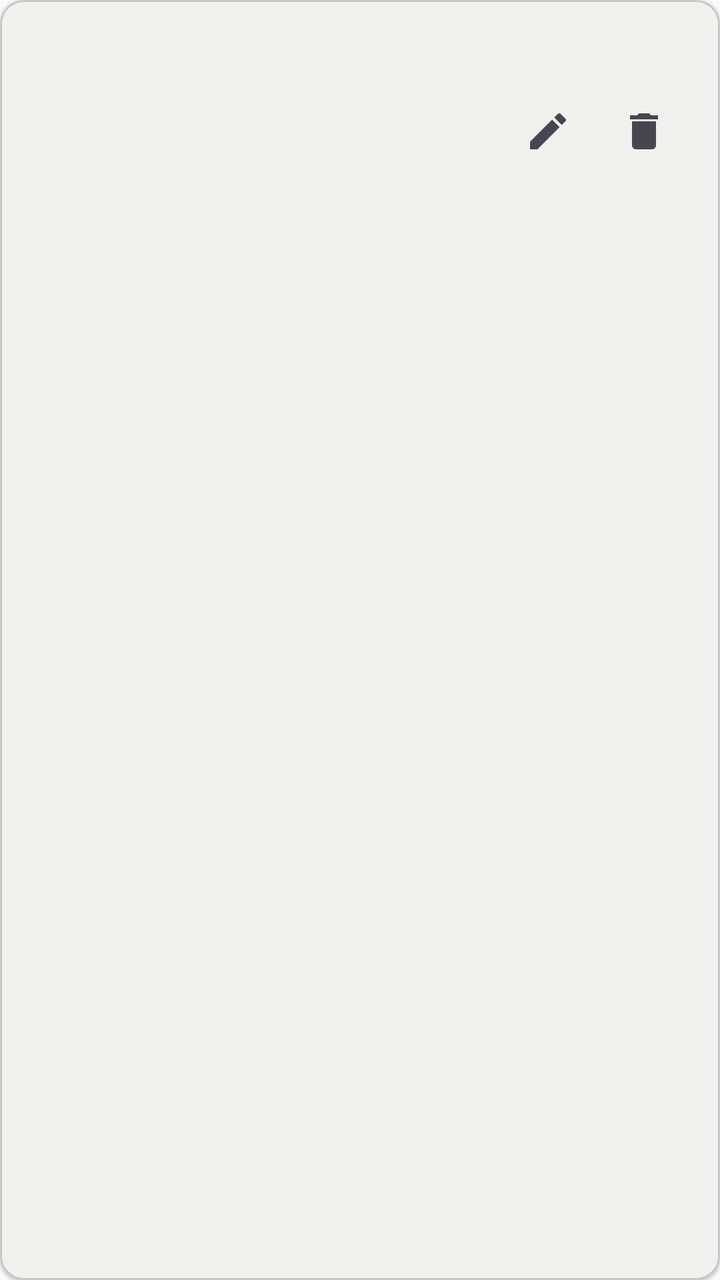
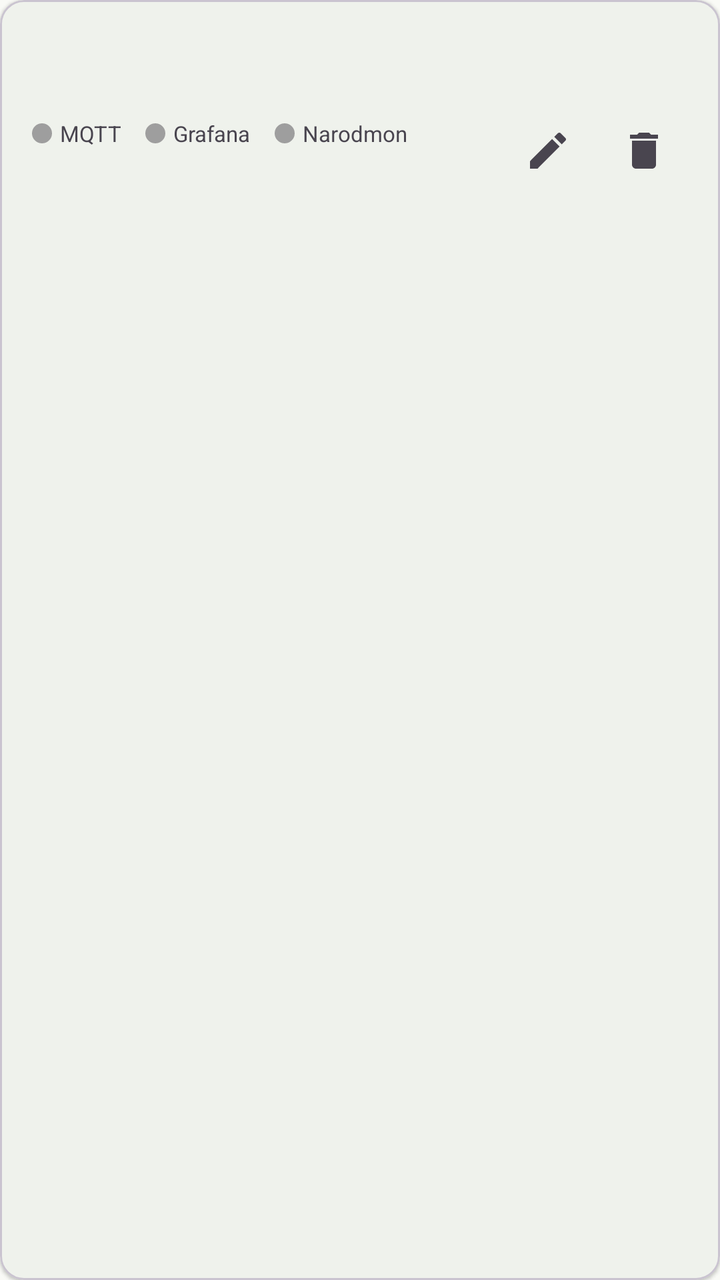

Before-and-after screenshots of an Android layout around one commit, followed by the original layout XML and the change that was made.
<!-- AndroidManifest.xml: application theme Theme.MQTTPanel -->
<!-- res/layout/item_connection.xml -->
<?xml version="1.0" encoding="utf-8"?>
<com.google.android.material.card.MaterialCardView xmlns:android="http://schemas.android.com/apk/res/android"
    xmlns:app="http://schemas.android.com/apk/res-auto"
    android:layout_width="match_parent"
    android:layout_height="wrap_content"
    android:layout_marginBottom="8dp"
    android:clickable="true"
    android:foreground="?attr/selectableItemBackground"
    app:cardElevation="1dp"
    app:cardCornerRadius="12dp">

    <LinearLayout
        android:layout_width="match_parent"
        android:layout_height="wrap_content"
        android:orientation="horizontal"
        android:padding="16dp"
        android:gravity="center_vertical">

        <LinearLayout
            android:layout_width="0dp"
            android:layout_height="wrap_content"
            android:layout_weight="1"
            android:orientation="vertical">

            <TextView
                android:id="@+id/tv_name"
                android:layout_width="match_parent"
                android:layout_height="wrap_content"
                android:textSize="17sp"
                android:textStyle="bold" />

            <TextView
                android:id="@+id/tv_type"
                android:layout_width="wrap_content"
                android:layout_height="wrap_content"
                android:layout_marginTop="1dp"
                android:textAllCaps="true"
                android:textSize="11sp"
                android:textStyle="bold"
                android:textColor="?attr/colorPrimary" />

            <TextView
                android:id="@+id/tv_host"
                android:layout_width="match_parent"
                android:layout_height="wrap_content"
                android:layout_marginTop="2dp"
                android:textSize="14sp"
                android:textColor="?android:attr/textColorSecondary" />

            <TextView
                android:id="@+id/tv_panels"
                android:layout_width="match_parent"
                android:layout_height="wrap_content"
                android:layout_marginTop="2dp"
                android:textSize="13sp"
                android:textColor="?attr/colorPrimary" />

            <TextView
                android:id="@+id/tv_gh_status"
                android:layout_width="match_parent"
                android:layout_height="wrap_content"
                android:layout_marginTop="2dp"
                android:textSize="12sp"
                android:textColor="?android:attr/textColorSecondary"
                android:visibility="gone" />

            <LinearLayout
                android:layout_width="wrap_content"
                android:layout_height="wrap_content"
                android:layout_marginTop="4dp"
                android:orientation="horizontal">

                <TextView
                    android:id="@+id/tv_ssl"
                    android:layout_width="wrap_content"
                    android:layout_height="wrap_content"
                    android:layout_marginEnd="8dp"
                    android:textSize="12sp" />

                <TextView
                    android:id="@+id/tv_ws"
                    android:layout_width="wrap_content"
                    android:layout_height="wrap_content"
                    android:layout_marginEnd="8dp"
                    android:textSize="12sp" />

            </LinearLayout>

        </LinearLayout>

        <ImageButton
            android:id="@+id/btn_edit"
            android:layout_width="44dp"
            android:layout_height="44dp"
            android:src="@drawable/ic_edit"
            android:contentDescription="@string/edit_connection"
            android:background="?attr/selectableItemBackgroundBorderless" />

        <ImageButton
            android:id="@+id/btn_delete"
            android:layout_width="44dp"
            android:layout_height="44dp"
            android:layout_marginStart="4dp"
            android:src="@drawable/ic_delete"
            android:contentDescription="@string/delete_connection"
            android:background="?attr/selectableItemBackgroundBorderless" />

    </LinearLayout>

</com.google.android.material.card.MaterialCardView>
<!-- resources referenced by this layout -->
<resources>
  <!-- drawable ic_delete (drawable) -->
  <?xml version="1.0" encoding="utf-8"?>
  <vector xmlns:android="http://schemas.android.com/apk/res/android"
      android:width="24dp"
      android:height="24dp"
      android:viewportWidth="24"
      android:viewportHeight="24"
      android:tint="?attr/colorControlNormal">
      <path
          android:fillColor="#FF000000"
          android:pathData="M6,19c0,1.1 0.9,2 2,2h8c1.1,0 2,-0.9 2,-2V7H6v12zM19,4h-3.5l-1,-1h-5l-1,1H5v2h14V4z" />
  </vector>
  <!-- drawable ic_edit (drawable) -->
  <?xml version="1.0" encoding="utf-8"?>
  <vector xmlns:android="http://schemas.android.com/apk/res/android"
      android:width="24dp"
      android:height="24dp"
      android:viewportWidth="24"
      android:viewportHeight="24"
      android:tint="?attr/colorControlNormal">
      <path
          android:fillColor="#FF000000"
          android:pathData="M3,17.25V21h3.75L17.81,9.94l-3.75,-3.75L3,17.25zM20.71,7.04c0.39,-0.39 0.39,-1.02 0,-1.41l-2.34,-2.34c-0.39,-0.39 -1.02,-0.39 -1.41,0l-1.83,1.83 3.75,3.75 1.83,-1.83z" />
  </vector>
  <string name="delete_connection">Удалить</string>
  <string name="edit_connection">Редактировать</string>
  <style name="Theme.MQTTPanel" parent="Theme.Material3.Light.NoActionBar">
          <item name="colorPrimary">@color/md_theme_primary</item>
          <item name="colorOnPrimary">@color/md_theme_onPrimary</item>
          <item name="colorPrimaryContainer">@color/md_theme_primaryContainer</item>
          <item name="colorSecondary">@color/md_theme_secondary</item>
          <item name="colorOnSecondary">@color/md_theme_onSecondary</item>
          <item name="colorSecondaryContainer">@color/md_theme_secondaryContainer</item>
          <item name="android:colorBackground">@color/md_theme_surface</item>
          <item name="colorSurface">@color/md_theme_surface</item>
          <item name="colorOnSurface">@color/md_theme_onSurface</item>
          <item name="colorError">@color/md_theme_error</item>
          <item name="android:statusBarColor">?attr/colorPrimaryContainer</item>
      </style>
  <color name="md_theme_primary">#386A36</color>
  <color name="md_theme_onPrimary">#FFFFFF</color>
  <color name="md_theme_primaryContainer">#B9F3B2</color>
  <color name="md_theme_secondary">#54634F</color>
  <color name="md_theme_onSecondary">#FFFFFF</color>
  <color name="md_theme_secondaryContainer">#D7E8CF</color>
  <color name="md_theme_surface">#F9FAF6</color>
  <color name="md_theme_onSurface">#191C1A</color>
  <color name="md_theme_error">#BA1A1A</color>
</resources>

<!-- the commit's change to res/layout/item_connection.xml (unified diff, before → after) -->
@@ -38,6 +38,84 @@
                 android:textSize="11sp"
                 android:textStyle="bold"
                 android:textColor="?attr/colorPrimary" />
+
+            
+            <LinearLayout
+                android:id="@+id/led_row"
+                android:layout_width="wrap_content"
+                android:layout_height="wrap_content"
+                android:layout_marginTop="5dp"
+                android:orientation="horizontal"
+                android:gravity="center_vertical">
+
+                <LinearLayout
+                    android:id="@+id/led_box_mqtt"
+                    android:layout_width="wrap_content"
+                    android:layout_height="wrap_content"
+                    android:layout_marginEnd="12dp"
+                    android:orientation="horizontal"
+                    android:gravity="center_vertical">
+
+                    <View
+                        android:id="@+id/led_mqtt"
+                        android:layout_width="10dp"
+                        android:layout_height="10dp"
+                        android:background="@drawable/led_dot" />
+
+                    <TextView
+                        android:layout_width="wrap_content"
+                        android:layout_height="wrap_content"
+                        android:layout_marginStart="4dp"
+                        android:text="@string/led_mqtt"
+                        android:textSize="11sp"
+                        android:textColor="?android:attr/textColorSecondary" />
+                </LinearLayout>
+
+                <LinearLayout
+                    android:id="@+id/led_box_grafana"
+                    android:layout_width="wrap_content"
+                    android:layout_height="wrap_content"
+                    android:layout_marginEnd="12dp"
+                    android:orientation="horizontal"
+                    android:gravity="center_vertical">
+
+                    <View
+                        android:id="@+id/led_grafana"
+                        android:layout_width="10dp"
+                        android:layout_height="10dp"
+                        android:background="@drawable/led_dot" />
+
+                    <TextView
+                        android:layout_width="wrap_content"
+                        android:layout_height="wrap_content"
+                        android:layout_marginStart="4dp"
+                        android:text="@string/led_grafana"
+                        android:textSize="11sp"
+                        android:textColor="?android:attr/textColorSecondary" />
+                </LinearLayout>
+
+                <LinearLayout
+                    android:id="@+id/led_box_narodmon"
+                    android:layout_width="wrap_content"
+                    android:layout_height="wrap_content"
+                    android:orientation="horizontal"
+                    android:gravity="center_vertical">
+
+                    <View
+                        android:id="@+id/led_narodmon"
+                        android:layout_width="10dp"
+                        android:layout_height="10dp"
+                        android:background="@drawable/led_dot" />
+
+                    <TextView
+                        android:layout_width="wrap_content"
+                        android:layout_height="wrap_content"
+                        android:layout_marginStart="4dp"
+                        android:text="@string/led_narodmon"
+                        android:textSize="11sp"
+                        android:textColor="?android:attr/textColorSecondary" />
+                </LinearLayout>
+            </LinearLayout>
 
             <TextView
                 android:id="@+id/tv_host"
<!-- resource entries referenced after the edit -->
@@ -24,8 +24,20 @@
           android:fillColor="#FF000000"
           android:pathData="M3,17.25V21h3.75L17.81,9.94l-3.75,-3.75L3,17.25zM20.71,7.04c0.39,-0.39 0.39,-1.02 0,-1.41l-2.34,-2.34c-0.39,-0.39 -1.02,-0.39 -1.41,0l-1.83,1.83 3.75,3.75 1.83,-1.83z" />
   </vector>
+  <!-- drawable led_dot (drawable) -->
+  <?xml version="1.0" encoding="utf-8"?>
+  <shape xmlns:android="http://schemas.android.com/apk/res/android"
+      android:shape="oval">
+      <solid android:color="#9E9E9E" />
+      <size
+          android:width="10dp"
+          android:height="10dp" />
+  </shape>
   <string name="delete_connection">Удалить</string>
   <string name="edit_connection">Редактировать</string>
+  <string name="led_grafana">Grafana</string>
+  <string name="led_mqtt">MQTT</string>
+  <string name="led_narodmon">Narodmon</string>
   <style name="Theme.MQTTPanel" parent="Theme.Material3.Light.NoActionBar">
           <item name="colorPrimary">@color/md_theme_primary</item>
           <item name="colorOnPrimary">@color/md_theme_onPrimary</item>
